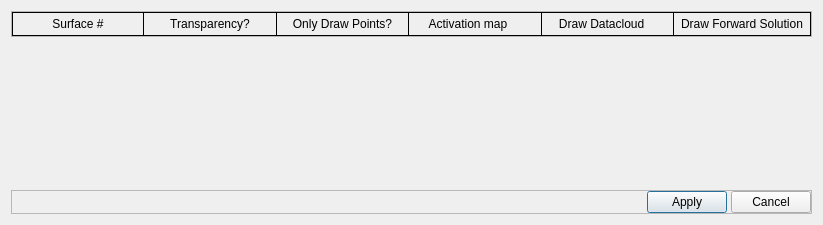
Old version of the form client/forms/DrawTransparentPoints.ui in the repository ShuMeng/map3d.
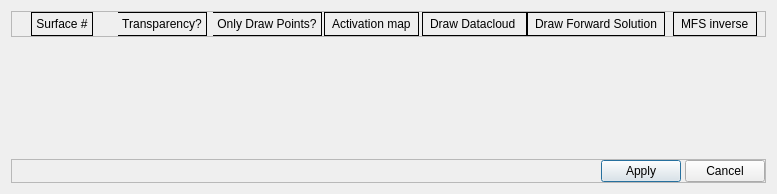
New version of the form.

Patch:
```diff
--- a/client/forms/DrawTransparentPoints.ui
+++ b/client/forms/DrawTransparentPoints.ui
@@ -6,8 +6,8 @@
    <rect>
     <x>0</x>
     <y>0</y>
-    <width>823</width>
-    <height>225</height>
+    <width>777</width>
+    <height>194</height>
    </rect>
   </property>
   <property name="windowTitle">
@@ -23,7 +23,7 @@
    <item>
     <widget class="QFrame" name="headerFrame">
      <property name="styleSheet">
-      <string notr="true">#surfHeaderLabel, #TransparencyLabel,#ActivationmapLabel, #DrawPointsLabel #DrawDatacloudLabel,#DrawForwardLabel{
+      <string notr="true">#surfHeaderLabel, #TransparencyLabel,#ActivationmapLabel, #DrawPointsLabel #DrawDatacloudLabel,#DrawForwardLabel, #MFSinverseLabel{
 }
 
 #surfHeaderLabel {
@@ -47,21 +47,30 @@
 #ActivationmapLabel{
 padding: 4px;
 border: 1px solid black;
-border-left-width: 0px;
+
 }
 
 #DrawDatacloudLabel{
 padding: 4px;
 border: 1px solid black;
-border-left-width: 0px;
+
 }
 
 #DrawForwardLabel{
 padding: 4px;
 border: 1px solid black;
-border-left-width: 0px;
+
 }
 
+#MFSinverseLabel{
+padding: 4px;
+border: 1px solid black;
+border-right-width: 1px solid black;
+}
+
+
+
+
 
 </string>
      </property>
@@ -87,7 +96,21 @@
       <property name="spacing">
        <number>0</number>
       </property>
-      <item row="0" column="0">
+      <item row="0" column="3" alignment="Qt::AlignHCenter|Qt::AlignVCenter">
+       <widget class="QLabel" name="ActivationmapLabel">
+        <property name="text">
+         <string>Activation map</string>
+        </property>
+       </widget>
+      </item>
+      <item row="0" column="4" alignment="Qt::AlignHCenter">
+       <widget class="QLabel" name="DrawDatacloudLabel">
+        <property name="text">
+         <string>Draw Datacloud </string>
+        </property>
+       </widget>
+      </item>
+      <item row="0" column="0" alignment="Qt::AlignHCenter">
        <widget class="QLabel" name="surfHeaderLabel">
         <property name="styleSheet">
          <string notr="true">border-left-color: rgb(0, 0, 0);</string>
@@ -106,7 +129,34 @@
         </property>
        </widget>
       </item>
-      <item row="0" column="1">
+      <item row="0" column="6" alignment="Qt::AlignHCenter">
+       <widget class="QLabel" name="MFSinverseLabel">
+        <property name="text">
+         <string>MFS inverse</string>
+        </property>
+       </widget>
+      </item>
+      <item row="0" column="2" alignment="Qt::AlignHCenter">
+       <widget class="QLabel" name="DrawPointsLabel">
+        <property name="styleSheet">
+         <string notr="true">border-color: rgb(0, 0, 0);
+border-right-color: rgb(0, 0, 0);</string>
+        </property>
+        <property name="frameShape">
+         <enum>QFrame::NoFrame</enum>
+        </property>
+        <property name="frameShadow">
+         <enum>QFrame::Plain</enum>
+        </property>
+        <property name="text">
+         <string>Only Draw Points?</string>
+        </property>
+        <property name="alignment">
+         <set>Qt::AlignCenter</set>
+        </property>
+       </widget>
+      </item>
+      <item row="0" column="1" alignment="Qt::AlignHCenter">
        <widget class="QLabel" name="TransparencyLabel">
         <property name="styleSheet">
          <string notr="true">border-right-color: rgb(0, 0, 0);</string>
@@ -125,47 +175,13 @@
         </property>
        </widget>
       </item>
-      <item row="0" column="3">
-       <widget class="QLabel" name="ActivationmapLabel">
-        <property name="text">
-         <string>    Activation map</string>
-        </property>
-       </widget>
-      </item>
-      <item row="0" column="5">
+      <item row="0" column="5" alignment="Qt::AlignHCenter">
        <widget class="QLabel" name="DrawForwardLabel">
         <property name="text">
          <string>Draw Forward Solution</string>
         </property>
        </widget>
       </item>
-      <item row="0" column="2">
-       <widget class="QLabel" name="DrawPointsLabel">
-        <property name="styleSheet">
-         <string notr="true">border-color: rgb(0, 0, 0);
-border-right-color: rgb(0, 0, 0);</string>
-        </property>
-        <property name="frameShape">
-         <enum>QFrame::NoFrame</enum>
-        </property>
-        <property name="frameShadow">
-         <enum>QFrame::Plain</enum>
-        </property>
-        <property name="text">
-         <string>Only Draw Points?</string>
-        </property>
-        <property name="alignment">
-         <set>Qt::AlignCenter</set>
-        </property>
-       </widget>
-      </item>
-      <item row="0" column="4">
-       <widget class="QLabel" name="DrawDatacloudLabel">
-        <property name="text">
-         <string>   Draw Datacloud </string>
-        </property>
-       </widget>
-      </item>
      </layout>
     </widget>
    </item>
```
